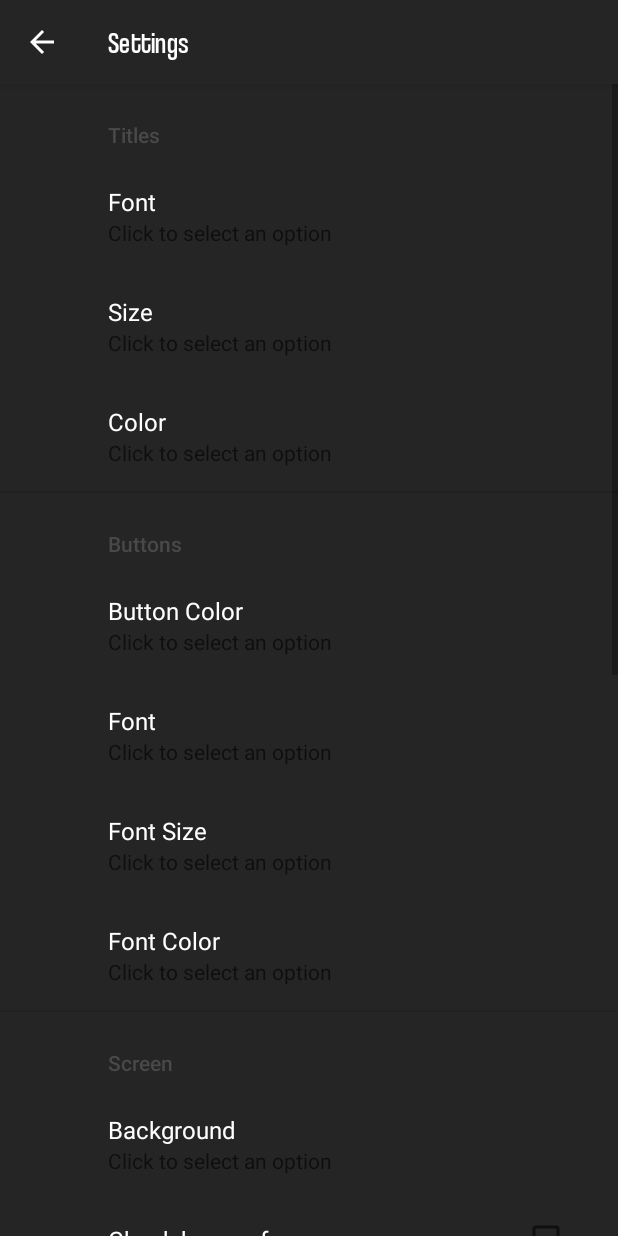
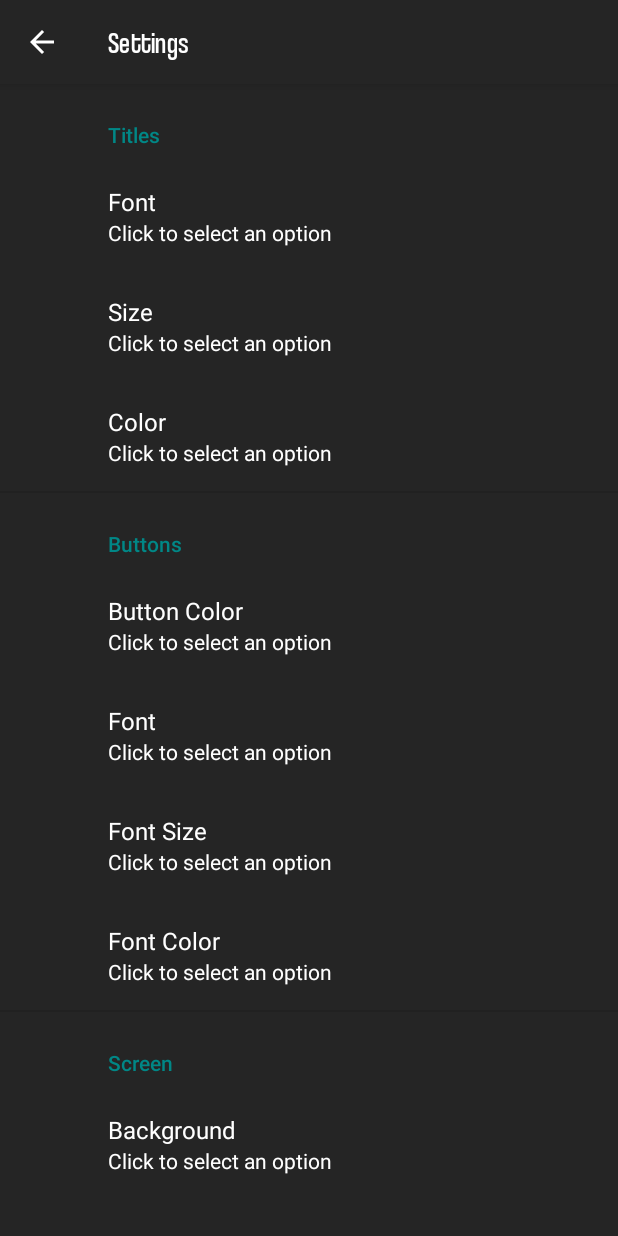
Before and after one commit to AlbertoBtt/AndroidStyleProject, an Android app: the SettingsActivity screen opened directly, with no data from a screen before it, on a phone screen of 412 x 824 dp. Run offline under Robolectric (Android 15) with nearby library versions, the phone set to English and light mode, and no system bars; our stand-ins replace androidx.preference.

Commit message:
Estilo arreglado

```diff
--- a/app/src/main/res/layout/activity_main2.xml
+++ b/app/src/main/res/layout/activity_main2.xml
@@ -36,6 +36,8 @@
                 style="@style/RadioButton"
                 android:layout_width="match_parent"
                 android:layout_height="match_parent"
+                android:paddingTop="5dp"
+                android:paddingBottom="5dp"
                 android:text="@string/textTest" />
 
             <RadioButton
@@ -43,6 +45,8 @@
                 style="@style/RadioButton"
                 android:layout_width="match_parent"
                 android:layout_height="wrap_content"
+                android:paddingTop="5dp"
+                android:paddingBottom="5dp"
                 android:text="@string/textTest" />
 
             <RadioButton
@@ -50,6 +54,8 @@
                 style="@style/RadioButton"
                 android:layout_width="match_parent"
                 android:layout_height="wrap_content"
+                android:paddingTop="5dp"
+                android:paddingBottom="5dp"
                 android:text="@string/textTest" />
 
             <RadioButton
@@ -57,6 +63,8 @@
                 style="@style/RadioButton"
                 android:layout_width="match_parent"
                 android:layout_height="wrap_content"
+                android:paddingTop="5dp"
+                android:paddingBottom="5dp"
                 android:text="@string/textTest" />
 
             <RadioButton
@@ -64,6 +72,8 @@
                 style="@style/RadioButton"
                 android:layout_width="match_parent"
                 android:layout_height="wrap_content"
+                android:paddingTop="5dp"
+                android:paddingBottom="5dp"
                 android:text="@string/textTest" />
 
             <RadioButton
@@ -71,6 +81,8 @@
                 style="@style/RadioButton"
                 android:layout_width="match_parent"
                 android:layout_height="wrap_content"
+                android:paddingTop="5dp"
+                android:paddingBottom="5dp"
                 android:text="@string/textTest" />
 
             <RadioButton
@@ -78,6 +90,8 @@
                 style="@style/RadioButton"
                 android:layout_width="match_parent"
                 android:layout_height="wrap_content"
+                android:paddingTop="5dp"
+                android:paddingBottom="5dp"
                 android:text="@string/textTest" />
 
             <RadioButton
@@ -85,6 +99,8 @@
                 style="@style/RadioButton"
                 android:layout_width="match_parent"
                 android:layout_height="wrap_content"
+                android:paddingTop="5dp"
+                android:paddingBottom="5dp"
                 android:text="@string/textTest" />
 
         </RadioGroup>
--- a/app/src/main/res/values/styles.xml
+++ b/app/src/main/res/values/styles.xml
@@ -9,18 +9,18 @@
         <item name="colorSecondary">@color/grey</item>
         <item name="colorSecondaryVariant">@color/grey</item>
         <item name="colorOnSecondary">@color/white</item>
-        <item name="android:colorAccent">@color/teal_700</item>
-        <item name="android:fontFamily">@font/coolvetica</item>
+        <item name="colorAccent">@color/teal_700</item>
+        <item name="fontFamily">@font/coolvetica</item>
         <item name="android:windowBackground">@color/black_background</item>
         <item name="android:textColor">@color/white</item>
-        <item name="android:textSize">18sp</item>
-        <item name="android:buttonStyle">@style/CKButton</item>
+        <item name="android:textSize">21sp</item>
+        <item name="buttonStyle">@style/CKButton</item>
         <item name="android:textViewStyle">@style/Titles</item>
-        <item name="android:checkboxStyle">@style/Checkbox</item>
-        <item name="android:radioButtonStyle">@style/RadioButton</item>
+        <item name="checkboxStyle">@style/Checkbox</item>
+        <item name="radioButtonStyle">@style/RadioButton</item>
     </style>
     <style name="CKButton" parent="android:style/Widget.Button">
-        <item name="android:textSize">24sp</item>
+        <item name="android:textSize">30sp</item>
         <item name="android:backgroundTint">@color/grey</item>
         <item name="android:background">@color/grey</item>
         <item name="android:textColor">@color/white</item>
@@ -30,18 +30,18 @@
         <item name="android:textSize">36sp</item>
         <item name="android:textColor">@color/white</item>
         <item name="android:gravity">center</item>
-        <item name="android:fontFamily">@font/coolvetica</item>
+        <item name="fontFamily">@font/coolvetica</item>
     </style>
 
     <style name="Checkbox" parent="android:Widget.CompoundButton.CheckBox">
         <item name="android:textColor">@color/white</item>
-        <item name="android:textSize">20sp</item>
+        <item name="android:textSize">24sp</item>
         <item name="colorControlNormal">@color/white</item>
         <item name="colorControlActivated">@color/white</item>
     </style>
     <style name="RadioButton" parent="android:Widget.CompoundButton.RadioButton">
         <item name="android:textColor">@color/white</item>
-        <item name="android:textSize">20sp</item>
+        <item name="android:textSize">24sp</item>
         <item name="colorControlNormal">@color/white</item>
         <item name="colorControlActivated">@color/white</item>
 
@@ -51,17 +51,20 @@
         <item name="colorPrimary">@color/grey</item>
         <item name="colorPrimaryVariant">@color/grey</item>
         <item name="android:textColorPrimary">@color/white</item>
+        <item name="android:textColorSecondary">@color/white</item>
         <item name="colorOnPrimary">@color/white</item>
         <!-- Secondary brand color. -->
         <item name="colorSecondary">@color/grey</item>
         <item name="colorSecondaryVariant">@color/grey</item>
         <item name="colorOnSecondary">@color/white</item>
-        <item name="android:colorAccent">@color/teal_700</item>
+        <item name="colorAccent">@color/teal_700</item>
         <item name="android:fontFamily">@font/coolvetica</item>
         <item name="android:background">@color/black_background</item>
         <item name="android:textColor">@color/white</item>
         <item name="android:itemBackground">@color/grey</item>
         <item name="android:textSize">19sp</item>
+        <item name="textColorAlertDialogListItem">@color/white</item>
+
     </style>
 
 </resources>
--- a/app/src/main/res/xml/root_preferences.xml
+++ b/app/src/main/res/xml/root_preferences.xml
@@ -66,86 +66,5 @@
             android:summary="Click to select an option"
             android:title="@string/ScreenBackground" />
     </PreferenceCategory>
-    <CheckBoxPreference
-        android:layout_width="wrap_content"
-        android:layout_height="wrap_content"
-        android:defaultValue="false"
-        android:key="check_box_preference_7"
-        android:title="Check box preference" />
-    <EditTextPreference
-        android:layout_width="wrap_content"
-        android:layout_height="wrap_content"
-        android:defaultValue="Default value"
-        android:key="edit_text_preference_5"
-        android:selectAllOnFocus="true"
-        android:singleLine="true"
-        android:title="Edit text preference" />
-    <CheckBoxPreference
-        android:layout_width="wrap_content"
-        android:layout_height="wrap_content"
-        android:defaultValue="false"
-        android:key="check_box_preference_6"
-        android:title="Check box preference" />
-    <EditTextPreference
-        android:layout_width="wrap_content"
-        android:layout_height="wrap_content"
-        android:defaultValue="Default value"
-        android:key="edit_text_preference_4"
-        android:selectAllOnFocus="true"
-        android:singleLine="true"
-        android:title="Edit text preference" />
-    <CheckBoxPreference
-        android:layout_width="wrap_content"
-        android:layout_height="wrap_content"
-        android:defaultValue="false"
-        android:key="check_box_preference_5"
-        android:title="Check box preference" />
-    <EditTextPreference
-        android:layout_width="wrap_content"
-        android:layout_height="wrap_content"
-        android:defaultValue="Default value"
-        android:key="edit_text_preference_3"
-        android:selectAllOnFocus="true"
-        android:singleLine="true"
-        android:title="Edit text preference" />
-    <CheckBoxPreference
-        android:layout_width="wrap_content"
-        android:layout_height="wrap_content"
-        android:defaultValue="false"
-        android:key="check_box_preference_4"
-        android:title="Check box preference" />
-    <EditTextPreference
-        android:layout_width="wrap_content"
-        android:layout_height="wrap_content"
-        android:defaultValue="Default value"
-        android:key="edit_text_preference_2"
-        android:selectAllOnFocus="true"
-        android:singleLine="true"
-        android:title="Edit text preference" />
-    <PreferenceCategory android:title="Preference category">
-
-    </PreferenceCategory>
-    <CheckBoxPreference
-        android:layout_width="match_parent"
-        android:defaultValue="false"
-        android:key="check_box_preference_1"
-        android:title="Check box preference" />
-    <CheckBoxPreference
-        android:defaultValue="false"
-        android:key="check_box_preference_2"
-        android:title="Check box preference" />
-    <PreferenceCategory android:title="Preference category">
-
-    </PreferenceCategory>
-    <EditTextPreference
-        android:defaultValue="Default value"
-        android:key="edit_text_preference_1"
-        android:selectAllOnFocus="true"
-        android:singleLine="true"
-        android:title="Edit text preference"/>
-    <CheckBoxPreference
-        android:defaultValue="false"
-        android:key="check_box_preference_3"
-        android:title="Check box preference" />
 
 </PreferenceScreen>
```
